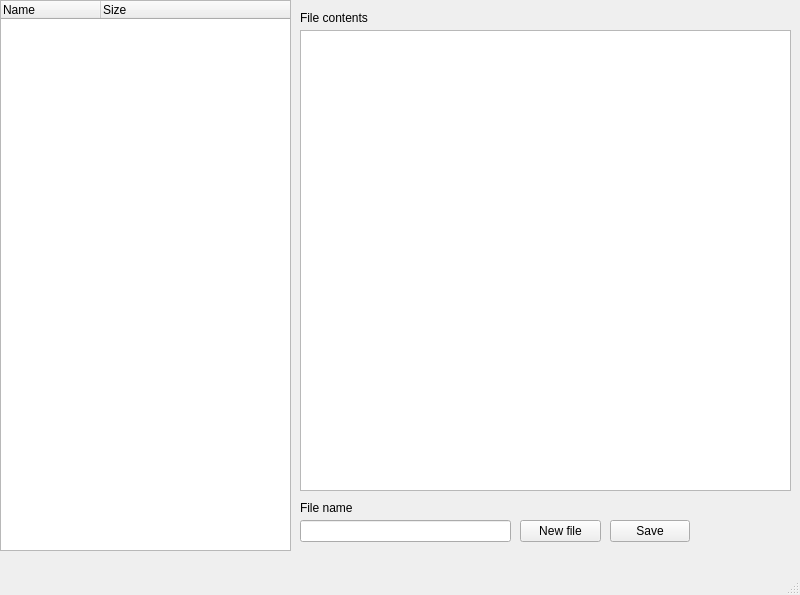
Old version of the form mainwindow.ui in the repository naves-thiago/ignitefs.
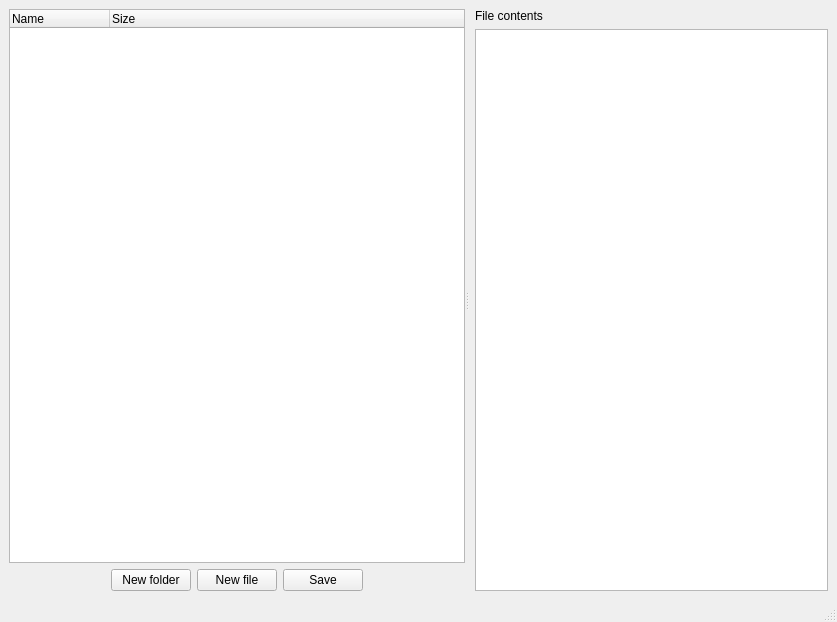
New version of the form.

Commit message: Refactor main window

```diff
--- a/mainwindow.ui
+++ b/mainwindow.ui
@@ -6,23 +6,24 @@
    <rect>
     <x>0</x>
     <y>0</y>
-    <width>800</width>
-    <height>595</height>
+    <width>837</width>
+    <height>622</height>
    </rect>
   </property>
   <property name="windowTitle">
    <string>MainWindow</string>
   </property>
   <widget class="QWidget" name="centralwidget">
+   <layout class="QHBoxLayout" name="horizontalLayout_2">
+    <item>
+     <widget class="QSplitter" name="splitter">
+      <property name="orientation">
+       <enum>Qt::Horizontal</enum>
+      </property>
+      <widget class="QWidget" name="verticalLayoutWidget">
+       <layout class="QVBoxLayout" name="verticalLayout">
+        <item>
    <widget class="QTreeWidget" name="fileTree">
-    <property name="geometry">
-     <rect>
-      <x>0</x>
-      <y>0</y>
-      <width>291</width>
-      <height>551</height>
-     </rect>
-    </property>
     <property name="sizePolicy">
      <sizepolicy hsizetype="Expanding" vsizetype="Expanding">
       <horstretch>0</horstretch>
@@ -43,78 +44,104 @@
      </property>
     </column>
    </widget>
-   <widget class="QPlainTextEdit" name="fileContents">
-    <property name="geometry">
-     <rect>
-      <x>300</x>
-      <y>30</y>
-      <width>491</width>
-      <height>461</height>
-     </rect>
-    </property>
-   </widget>
-   <widget class="QLabel" name="label">
-    <property name="geometry">
-     <rect>
-      <x>300</x>
-      <y>10</y>
-      <width>131</width>
-      <height>16</height>
-     </rect>
-    </property>
-    <property name="text">
-     <string>File contents</string>
-    </property>
-   </widget>
-   <widget class="QLineEdit" name="fileName">
-    <property name="geometry">
-     <rect>
-      <x>300</x>
-      <y>520</y>
-      <width>211</width>
-      <height>22</height>
-     </rect>
-    </property>
-   </widget>
-   <widget class="QLabel" name="label_2">
-    <property name="geometry">
-     <rect>
-      <x>300</x>
-      <y>500</y>
-      <width>61</width>
-      <height>16</height>
-     </rect>
-    </property>
+        </item>
+        <item>
+         <layout class="QHBoxLayout" name="horizontalLayout">
+          <property name="sizeConstraint">
+           <enum>QLayout::SetDefaultConstraint</enum>
+          </property>
+          <item>
+           <spacer name="horizontalSpacer">
+            <property name="orientation">
+             <enum>Qt::Horizontal</enum>
+            </property>
+            <property name="sizeHint" stdset="0">
+             <size>
+              <width>40</width>
+              <height>20</height>
+             </size>
+            </property>
+           </spacer>
+          </item>
+          <item>
+           <widget class="QPushButton" name="newDirectory">
+            <property name="sizePolicy">
+             <sizepolicy hsizetype="Fixed" vsizetype="Fixed">
+              <horstretch>0</horstretch>
+              <verstretch>0</verstretch>
+             </sizepolicy>
+            </property>
     <property name="text">
-     <string>File name</string>
-    </property>
-   </widget>
+             <string>New folder</string>
+            </property>
+           </widget>
+          </item>
+          <item>
    <widget class="QPushButton" name="newFile">
-    <property name="geometry">
-     <rect>
-      <x>520</x>
-      <y>520</y>
-      <width>81</width>
-      <height>22</height>
-     </rect>
+            <property name="sizePolicy">
+             <sizepolicy hsizetype="Fixed" vsizetype="Fixed">
+              <horstretch>0</horstretch>
+              <verstretch>0</verstretch>
+             </sizepolicy>
     </property>
     <property name="text">
      <string>New file</string>
     </property>
    </widget>
+          </item>
+          <item>
    <widget class="QPushButton" name="saveFile">
-    <property name="geometry">
-     <rect>
-      <x>610</x>
-      <y>520</y>
-      <width>80</width>
-      <height>22</height>
-     </rect>
+            <property name="sizePolicy">
+             <sizepolicy hsizetype="Fixed" vsizetype="Fixed">
+              <horstretch>0</horstretch>
+              <verstretch>0</verstretch>
+             </sizepolicy>
     </property>
     <property name="text">
      <string>Save</string>
     </property>
    </widget>
+          </item>
+          <item>
+           <spacer name="horizontalSpacer_2">
+            <property name="orientation">
+             <enum>Qt::Horizontal</enum>
+            </property>
+            <property name="sizeHint" stdset="0">
+             <size>
+              <width>40</width>
+              <height>20</height>
+             </size>
+            </property>
+           </spacer>
+          </item>
+         </layout>
+        </item>
+       </layout>
+      </widget>
+      <widget class="QWidget" name="formLayoutWidget">
+       <layout class="QFormLayout" name="formLayout">
+        <item row="0" column="1">
+         <widget class="QLabel" name="label">
+          <property name="sizePolicy">
+           <sizepolicy hsizetype="Fixed" vsizetype="Fixed">
+            <horstretch>0</horstretch>
+            <verstretch>0</verstretch>
+           </sizepolicy>
+          </property>
+          <property name="text">
+           <string>File contents</string>
+          </property>
+         </widget>
+        </item>
+        <item row="1" column="1">
+         <widget class="QPlainTextEdit" name="fileContents"/>
+        </item>
+       </layout>
+      </widget>
+     </widget>
+    </item>
+   </layout>
   </widget>
   <widget class="QMenuBar" name="menubar">
    <property name="geometry">
```
Left out of the diff: 9 changed lines with no effect on the pictures. Lines whose indentation alone changed are shown as unchanged. The commit also changes 1 other file.
